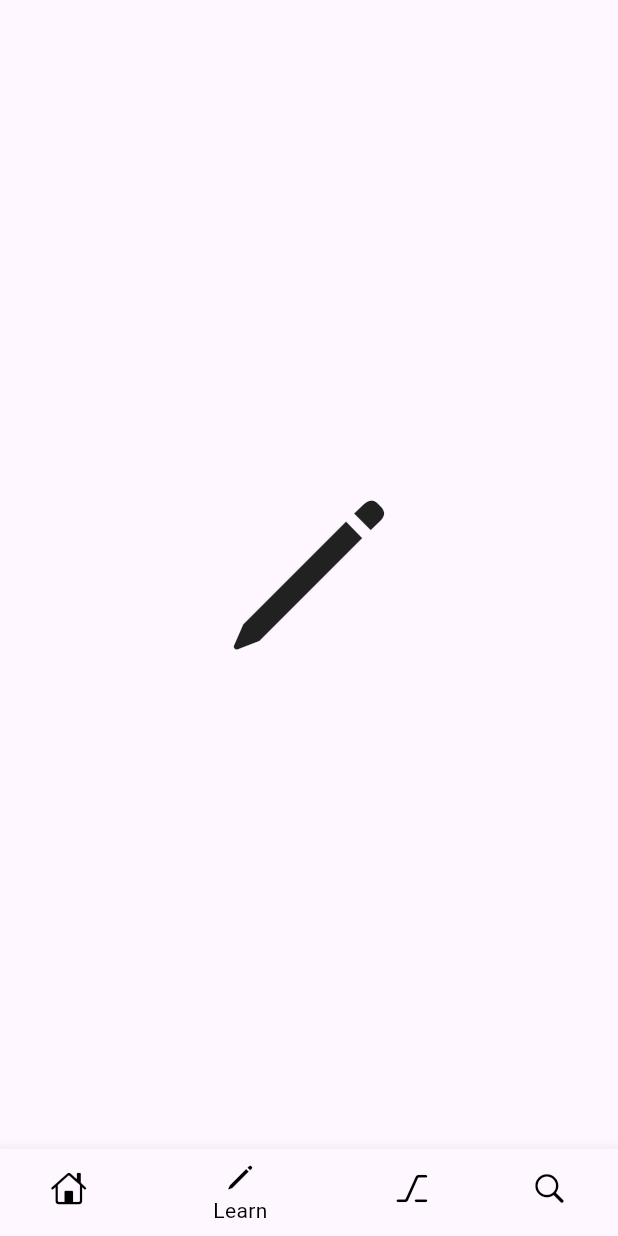
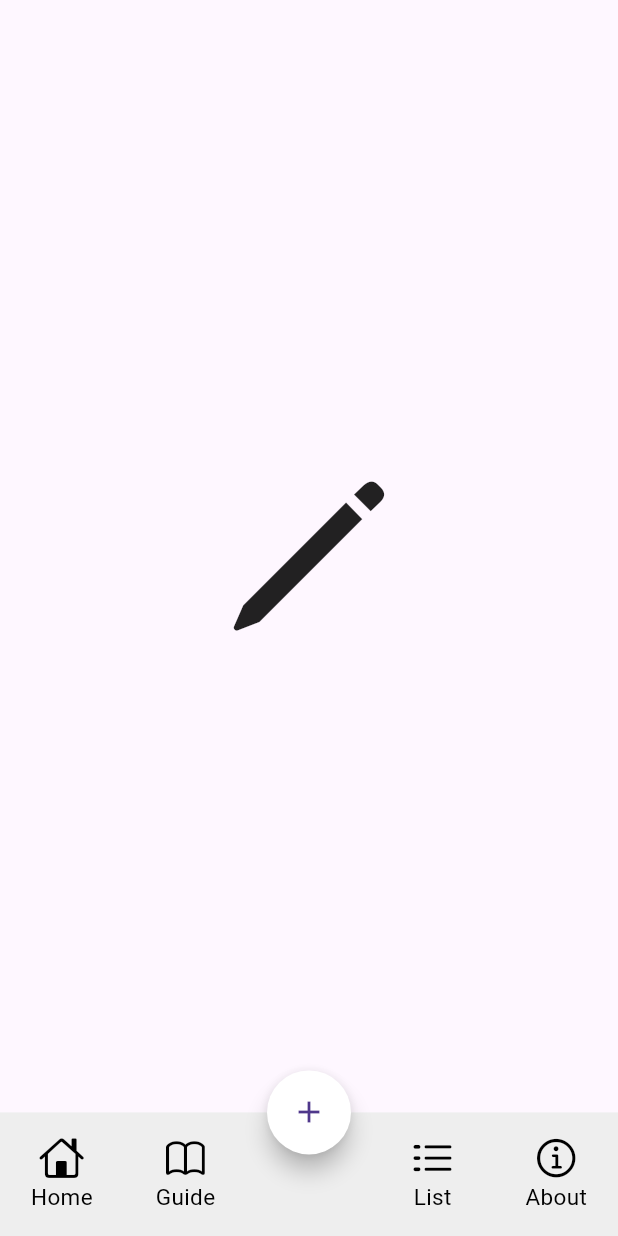
Before and after one commit to seandixit/Solarbird, a Flutter app: the screen it shows after launch, item 2 of the bottom bar chosen, on a phone screen of 412 x 824 dp. Run offline on Flutter 3.47's test engine with Material 3 defaults, Android fonts, the light colour scheme and no system bars; our stand-ins replace geocoding, geolocator, google_maps_flutter; missing offline and left inert: flutter_js, survey_kit.

Commit message:
Created middle button for navbar

```diff
--- a/lib/main.dart
+++ b/lib/main.dart
@@ -35,6 +35,7 @@ class _MyAppState extends State<MyApp> {
 
   @override
   Widget build(BuildContext context) {
+    double bottomNavigationBarHeight = MediaQuery.of(context).size.height * 0.1;
     return MaterialApp(
       home: Scaffold(
         body: Center(
@@ -43,31 +44,54 @@ class _MyAppState extends State<MyApp> {
             controller: controller,
             children: _list,),
         ),
-        bottomNavigationBar: BottomNavigationBar(
-          unselectedLabelStyle: const TextStyle(color: Colors.black),
-          selectedLabelStyle: const TextStyle(color: Colors.black),
+        floatingActionButtonLocation: FloatingActionButtonLocation.centerDocked,
+        floatingActionButton: FloatingActionButton(
+          backgroundColor: Colors.white,
+          onPressed: () {}, // TODO: "MAKE AN OBSERVATION"
+          tooltip: 'Increment',
+          child: Icon(Icons.add),
+          shape: CircleBorder(),
+        ),
+
+        bottomNavigationBar: SizedBox(
+          height: bottomNavigationBarHeight,
+          child: BottomNavigationBar(
+            type: BottomNavigationBarType.fixed,
+            unselectedLabelStyle: TextStyle(color: Colors.black),
+            selectedLabelStyle: TextStyle(color: Colors.black),
             selectedItemColor: Colors.black,
             unselectedItemColor: Colors.black,
-          items: const <BottomNavigationBarItem>[
+            items: <BottomNavigationBarItem>[
               BottomNavigationBarItem(
                 icon: Icon(CupertinoIcons.home),
-                label: "Home"
+                label: "Home",
               ),
               BottomNavigationBarItem(
-              icon: Icon(CupertinoIcons.pen),
-              label: "Learn",
+                icon: Icon(CupertinoIcons.book),
+                label: "Guide",
               ),
               BottomNavigationBarItem(
-              icon: Icon(CupertinoIcons.alt),
-              label: "Getting started"
+                icon: SizedBox.shrink(), // Empty space for the middle
+                label: "", // No label for the empty space
+              ),
+
+              BottomNavigationBarItem(
+                icon: Icon(CupertinoIcons.list_dash),
+                label: "List",
               ),
               BottomNavigationBarItem(
-                icon: Icon(CupertinoIcons.search),
-                label: "Observation"
-            )
+                icon: Icon(CupertinoIcons.info),
+                label: "About",
+              ),
             ],
             currentIndex: _selectedIndex,
             onTap: _onItemTapped,
+            selectedFontSize: 15.0,
+            unselectedFontSize: 15.0,
+            iconSize: 30.0,
+            backgroundColor: Colors.grey[200],
+            elevation: 0,
+          ),
         ),
       ),
     );
```
Lines whose indentation alone changed are shown as unchanged.
